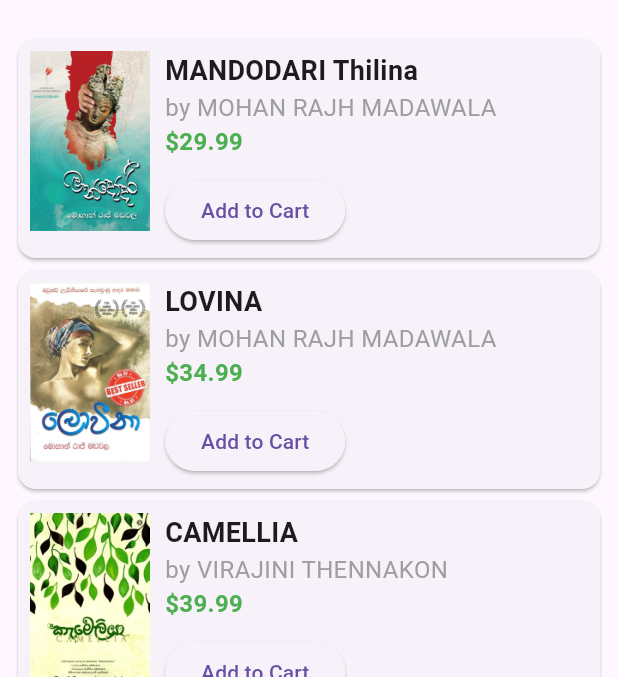
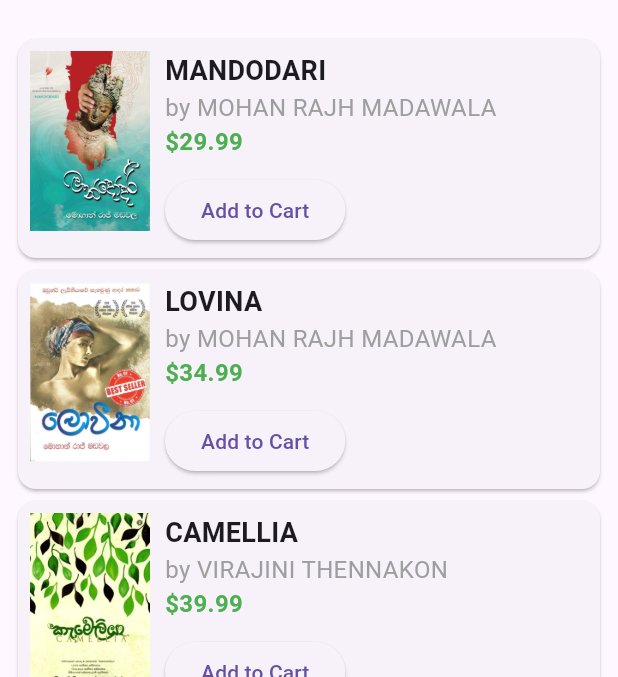
Before and after one commit to Thilina929/Book-Store, a Flutter app: the screen it shows after launch, on a phone screen of 412 x 824 dp, the part 63-740 px from its top. Run offline on Flutter 3.47's test engine with Material 3 defaults, Android fonts, the light colour scheme and no system bars.

Commit message:
edit the book_first.dart file

```diff
--- a/lib/screens/book_first.dart
+++ b/lib/screens/book_first.dart
@@ -12,7 +12,7 @@ class BookFirstScreen extends StatelessWidget {
         padding: const EdgeInsets.all(8.0),
         child: Column(
           children: [
-            Book(title: "MANDODARI Thilina", author: "MOHAN RAJH MADAWALA", price: "\$29.99", imageUrl: "assets/images/Book_01.jpg"),
+            Book(title: "MANDODARI", author: "MOHAN RAJH MADAWALA", price: "\$29.99", imageUrl: "assets/images/Book_01.jpg"),
             Book(title: "LOVINA", author: "MOHAN RAJH MADAWALA", price: "\$34.99", imageUrl: "assets/images/Book_02.jpg"),
             Book(title: "CAMELLIA", author: "VIRAJINI THENNAKON", price: "\$39.99", imageUrl: "assets/images/Book_03.jpg"),
 
```
